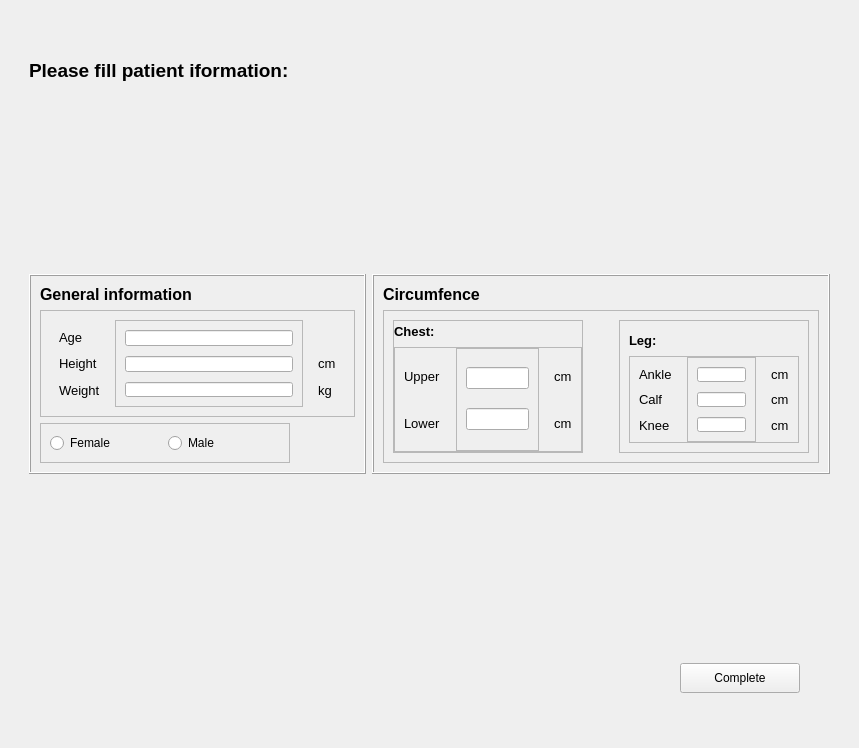
Above: package/measure/gui_measure.ui from ljengic/BLE_desktop_application before the change. Below: the same form after it.
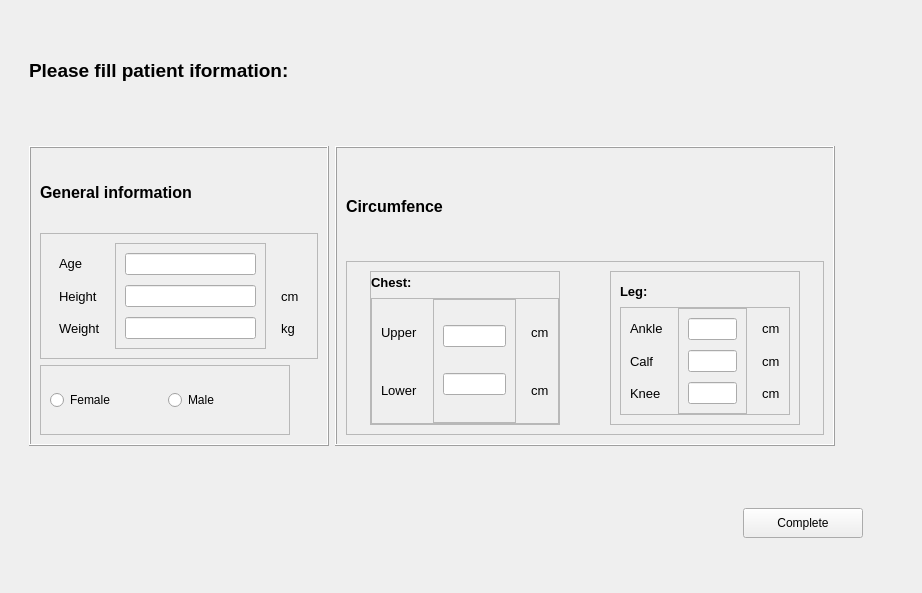
That is the form after the change.

Commit message: add measure functionality

```diff
--- a/package/measure/gui_measure.ui
+++ b/package/measure/gui_measure.ui
@@ -6,8 +6,8 @@
    <rect>
     <x>0</x>
     <y>0</y>
-    <width>859</width>
-    <height>748</height>
+    <width>922</width>
+    <height>593</height>
    </rect>
   </property>
   <property name="windowTitle">
@@ -101,14 +101,14 @@
            <widget class="QFrame" name="frame">
             <property name="minimumSize">
              <size>
-              <width>0</width>
-              <height>200</height>
+              <width>300</width>
+              <height>300</height>
              </size>
             </property>
             <property name="maximumSize">
              <size>
-              <width>16777215</width>
-              <height>200</height>
+              <width>300</width>
+              <height>300</height>
              </size>
             </property>
             <property name="frameShape">
@@ -321,14 +321,14 @@
            <widget class="QFrame" name="frame_14">
             <property name="minimumSize">
              <size>
-              <width>0</width>
-              <height>200</height>
+              <width>500</width>
+              <height>300</height>
              </size>
             </property>
             <property name="maximumSize">
              <size>
-              <width>16777215</width>
-              <height>200</height>
+              <width>500</width>
+              <height>300</height>
              </size>
             </property>
             <property name="frameShape">
@@ -778,6 +778,19 @@
             </layout>
            </widget>
           </item>
+          <item>
+           <spacer name="horizontalSpacer_6">
+            <property name="orientation">
+             <enum>Qt::Horizontal</enum>
+            </property>
+            <property name="sizeHint" stdset="0">
+             <size>
+              <width>39</width>
+              <height>20</height>
+             </size>
+            </property>
+           </spacer>
+          </item>
          </layout>
         </widget>
        </item>
```
The commit also changes 2 other files.
